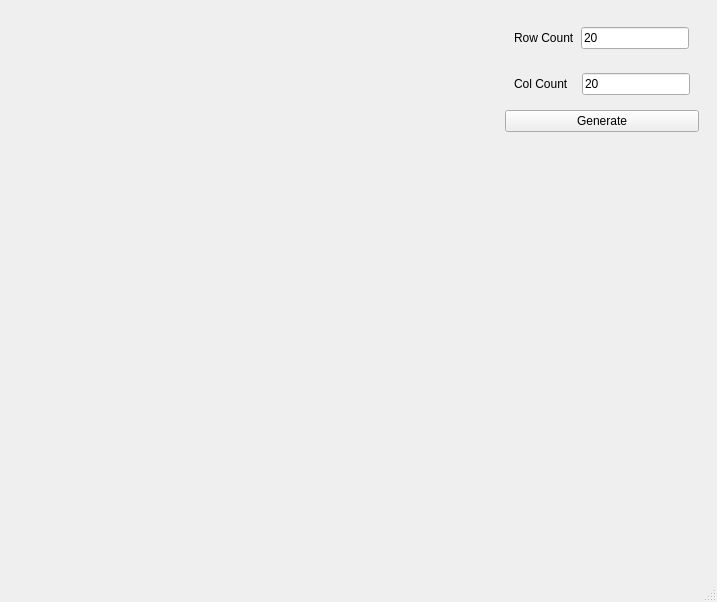
This is mainwindow.ui in Axqa/Maze as Qt 5 draws it before an edit. The edited form follows.
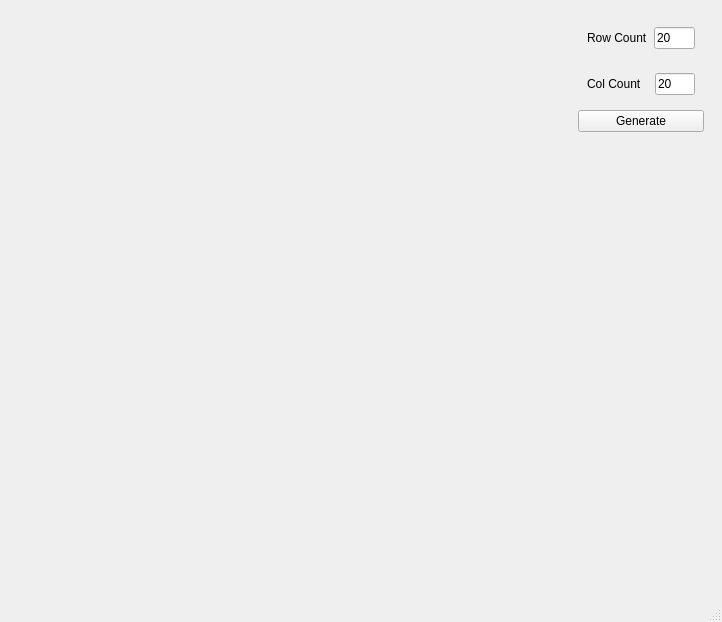
This is the edited form. Custom widgets are drawn as their Qt base class.

Diff of the .ui file:
```diff
--- a/mainwindow.ui
+++ b/mainwindow.ui
@@ -6,8 +6,8 @@
    <rect>
     <x>0</x>
     <y>0</y>
-    <width>717</width>
-    <height>602</height>
+    <width>722</width>
+    <height>622</height>
    </rect>
   </property>
   <property name="windowTitle">
@@ -41,11 +41,17 @@
     </item>
     <item row="0" column="1">
      <widget class="QWidget" name="widget_2" native="true">
+      <property name="sizePolicy">
+       <sizepolicy hsizetype="Minimum" vsizetype="Preferred">
+        <horstretch>0</horstretch>
+        <verstretch>0</verstretch>
+       </sizepolicy>
+      </property>
       <layout class="QVBoxLayout" name="verticalLayout">
        <item>
         <widget class="QWidget" name="widget_3" native="true">
          <property name="sizePolicy">
-          <sizepolicy hsizetype="Maximum" vsizetype="Preferred">
+          <sizepolicy hsizetype="Minimum" vsizetype="Preferred">
            <horstretch>0</horstretch>
            <verstretch>0</verstretch>
           </sizepolicy>
@@ -59,10 +65,28 @@
            </widget>
           </item>
           <item>
-           <widget class="QLineEdit" name="n_row_le">
+           <widget class="MyLineEdit" name="n_row_le">
+            <property name="sizePolicy">
+             <sizepolicy hsizetype="Ignored" vsizetype="Fixed">
+              <horstretch>0</horstretch>
+              <verstretch>0</verstretch>
+             </sizepolicy>
+            </property>
+            <property name="minimumSize">
+             <size>
+              <width>40</width>
+              <height>0</height>
+             </size>
+            </property>
+            <property name="styleSheet">
+             <string notr="true"/>
+            </property>
             <property name="text">
              <string>20</string>
             </property>
+            <property name="clearButtonEnabled">
+             <bool>false</bool>
+            </property>
            </widget>
           </item>
          </layout>
@@ -71,7 +95,7 @@
        <item>
         <widget class="QWidget" name="widget_4" native="true">
          <property name="sizePolicy">
-          <sizepolicy hsizetype="Maximum" vsizetype="Preferred">
+          <sizepolicy hsizetype="Minimum" vsizetype="Preferred">
            <horstretch>0</horstretch>
            <verstretch>0</verstretch>
           </sizepolicy>
@@ -91,7 +115,25 @@
            </widget>
           </item>
           <item>
-           <widget class="QLineEdit" name="n_col_le">
+           <widget class="MyLineEdit" name="n_col_le">
+            <property name="sizePolicy">
+             <sizepolicy hsizetype="Ignored" vsizetype="Fixed">
+              <horstretch>0</horstretch>
+              <verstretch>0</verstretch>
+             </sizepolicy>
+            </property>
+            <property name="minimumSize">
+             <size>
+              <width>40</width>
+              <height>0</height>
+             </size>
+            </property>
+            <property name="focusPolicy">
+             <enum>Qt::StrongFocus</enum>
+            </property>
+            <property name="styleSheet">
+             <string notr="true"/>
+            </property>
             <property name="text">
              <string>20</string>
             </property>
@@ -137,6 +179,13 @@
   </widget>
   <widget class="QStatusBar" name="statusbar"/>
  </widget>
+ <customwidgets>
+  <customwidget>
+   <class>MyLineEdit</class>
+   <extends>QLineEdit</extends>
+   <header>mainwindow.h</header>
+  </customwidget>
+ </customwidgets>
  <resources/>
  <connections/>
 </ui>
```
Left out of the diff: 4 changed lines with no effect on the pictures.
